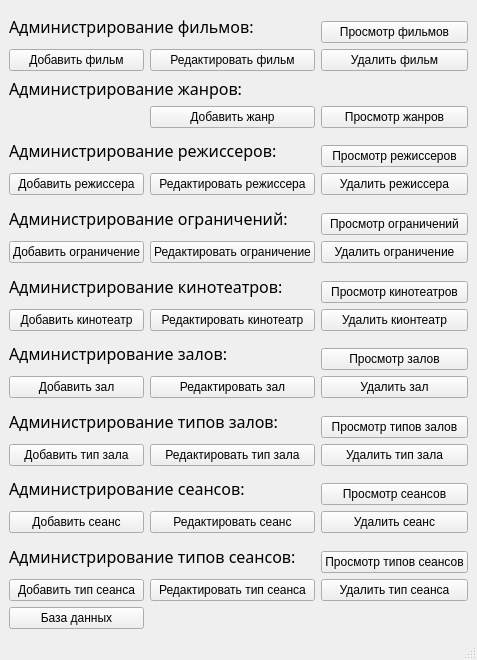
This is db_cinema_project/ui/main.ui in goo-goo-goo-joob/hse_db_course as Qt 5 draws it before an edit. The edited form follows.
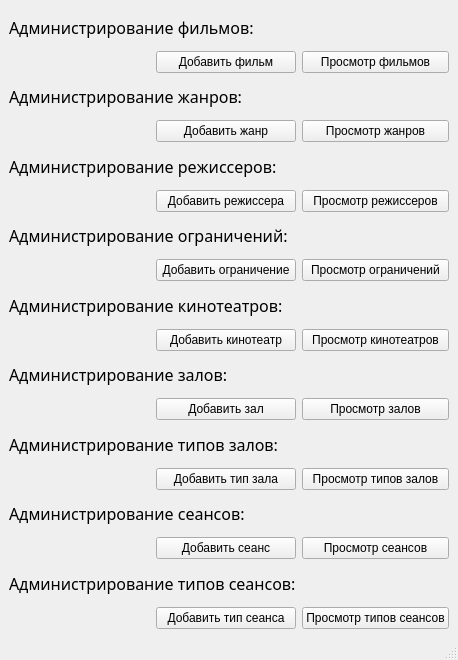
This is the edited form.

The edit to the form file:
```diff
--- a/db_cinema_project/ui/main.ui
+++ b/db_cinema_project/ui/main.ui
@@ -15,55 +15,6 @@
   </property>
   <widget class="QWidget" name="centralwidget">
    <layout class="QGridLayout" name="gridLayout">
-    <item row="25" column="0">
-     <widget class="QPushButton" name="pushButton_26">
-      <property name="text">
-       <string>Добавить тип зала</string>
-      </property>
-     </widget>
-    </item>
-    <item row="14" column="2">
-     <widget class="QPushButton" name="pushButton_17">
-      <property name="text">
-       <string>Просмотр ограничений</string>
-      </property>
-     </widget>
-    </item>
-    <item row="18" column="0">
-     <widget class="QPushButton" name="pushButton_19">
-      <property name="text">
-       <string>Добавить кинотеатр</string>
-      </property>
-     </widget>
-    </item>
-    <item row="15" column="1">
-     <widget class="QPushButton" name="pushButton_12">
-      <property name="text">
-       <string>Редактировать ограничение</string>
-      </property>
-     </widget>
-    </item>
-    <item row="18" column="1">
-     <widget class="QPushButton" name="pushButton_20">
-      <property name="text">
-       <string>Редактировать кинотеатр</string>
-      </property>
-     </widget>
-    </item>
-    <item row="27" column="2">
-     <widget class="QPushButton" name="pushButton_32">
-      <property name="text">
-       <string>Просмотр сеансов</string>
-      </property>
-     </widget>
-    </item>
-    <item row="18" column="2">
-     <widget class="QPushButton" name="pushButton_21">
-      <property name="text">
-       <string>Удалить кионтеатр</string>
-      </property>
-     </widget>
-    </item>
     <item row="29" column="0" rowspan="2" colspan="2">
      <widget class="QLabel" name="label_9">
       <property name="font">
@@ -77,210 +28,10 @@
       </property>
      </widget>
     </item>
-    <item row="13" column="0" rowspan="2" colspan="2">
-     <widget class="QLabel" name="label_4">
-      <property name="font">
-       <font>
-        <family>Candara</family>
-        <pointsize>12</pointsize>
-       </font>
-      </property>
-      <property name="text">
-       <string>Администрирование ограничений:</string>
-      </property>
-      <property name="alignment">
-       <set>Qt::AlignLeading|Qt::AlignLeft|Qt::AlignVCenter</set>
-      </property>
-     </widget>
-    </item>
-    <item row="17" column="2">
-     <widget class="QPushButton" name="pushButton_18">
-      <property name="text">
-       <string>Просмотр кинотеатров</string>
-      </property>
-     </widget>
-    </item>
-    <item row="12" column="0">
-     <widget class="QPushButton" name="pushButton_8">
-      <property name="text">
-       <string>Добавить режиссера</string>
-      </property>
-     </widget>
-    </item>
-    <item row="21" column="2">
-     <widget class="QPushButton" name="pushButton_25">
-      <property name="text">
-       <string>Просмотр залов</string>
-      </property>
-     </widget>
-    </item>
-    <item row="25" column="1">
-     <widget class="QPushButton" name="pushButton_27">
-      <property name="text">
-       <string>Редактировать тип зала</string>
-      </property>
-     </widget>
-    </item>
-    <item row="28" column="0">
-     <widget class="QPushButton" name="pushButton_29">
-      <property name="text">
-       <string>Добавить сеанс</string>
-      </property>
-     </widget>
-    </item>
-    <item row="30" column="2">
-     <widget class="QPushButton" name="pushButton_36">
-      <property name="text">
-       <string>Просмотр типов сеансов</string>
-      </property>
-     </widget>
-    </item>
-    <item row="1" column="2">
-     <widget class="QPushButton" name="pushButton_14">
-      <property name="text">
-       <string>Просмотр фильмов</string>
-      </property>
-     </widget>
-    </item>
-    <item row="12" column="1">
-     <widget class="QPushButton" name="pushButton_9">
-      <property name="text">
-       <string>Редактировать режиссера</string>
-      </property>
-     </widget>
-    </item>
-    <item row="24" column="2">
-     <widget class="QPushButton" name="pushButton_37">
-      <property name="text">
-       <string>Просмотр типов залов</string>
-      </property>
-     </widget>
-    </item>
-    <item row="23" column="0" rowspan="2" colspan="2">
-     <widget class="QLabel" name="label_7">
-      <property name="font">
-       <font>
-        <family>Candara</family>
-        <pointsize>12</pointsize>
-       </font>
-      </property>
-      <property name="text">
-       <string>Администрирование типов залов:</string>
-      </property>
-     </widget>
-    </item>
-    <item row="16" column="0" rowspan="2" colspan="2">
-     <widget class="QLabel" name="label_5">
-      <property name="font">
-       <font>
-        <family>Candara</family>
-        <pointsize>12</pointsize>
-       </font>
-      </property>
-      <property name="text">
-       <string>Администрирование кинотеатров:</string>
-      </property>
-     </widget>
-    </item>
-    <item row="25" column="2">
-     <widget class="QPushButton" name="pushButton_28">
-      <property name="text">
-       <string>Удалить тип зала</string>
-      </property>
-     </widget>
-    </item>
-    <item row="5" column="0" rowspan="2" colspan="2">
-     <widget class="QLabel" name="label_2">
-      <property name="font">
-       <font>
-        <family>Candara</family>
-        <pointsize>12</pointsize>
-       </font>
-      </property>
-      <property name="text">
-       <string>Администрирование жанров:</string>
-      </property>
-      <property name="alignment">
-       <set>Qt::AlignLeading|Qt::AlignLeft|Qt::AlignVCenter</set>
-      </property>
-     </widget>
-    </item>
-    <item row="10" column="2">
-     <widget class="QPushButton" name="pushButton_16">
-      <property name="text">
-       <string>Просмотр режиссеров</string>
-      </property>
-     </widget>
-    </item>
-    <item row="4" column="0">
-     <widget class="QPushButton" name="add_film_btn">
-      <property name="text">
-       <string>Добавить фильм</string>
-      </property>
-     </widget>
-    </item>
-    <item row="4" column="2">
-     <widget class="QPushButton" name="pushButton_4">
-      <property name="text">
-       <string>Удалить фильм</string>
-      </property>
-     </widget>
-    </item>
-    <item row="0" column="0" rowspan="2" colspan="2">
-     <widget class="QLabel" name="label">
-      <property name="font">
-       <font>
-        <family>Candara</family>
-        <pointsize>12</pointsize>
-       </font>
-      </property>
-      <property name="text">
-       <string>Администрирование фильмов:</string>
-      </property>
-      <property name="alignment">
-       <set>Qt::AlignLeading|Qt::AlignLeft|Qt::AlignVCenter</set>
-      </property>
-     </widget>
-    </item>
-    <item row="15" column="0">
-     <widget class="QPushButton" name="pushButton_11">
-      <property name="text">
-       <string>Добавить ограничение</string>
-      </property>
-     </widget>
-    </item>
-    <item row="32" column="0">
-     <widget class="QPushButton" name="pushButton">
-      <property name="text">
-       <string>База данных</string>
-      </property>
-     </widget>
-    </item>
-    <item row="31" column="1">
-     <widget class="QPushButton" name="pushButton_34">
-      <property name="text">
-       <string>Редактировать тип сеанса</string>
-      </property>
-     </widget>
-    </item>
-    <item row="31" column="2">
-     <widget class="QPushButton" name="pushButton_35">
-      <property name="text">
-       <string>Удалить тип сеанса</string>
-      </property>
-     </widget>
-    </item>
     <item row="22" column="1">
      <widget class="QPushButton" name="pushButton_23">
       <property name="text">
-       <string>Редактировать зал</string>
-      </property>
-     </widget>
-    </item>
-    <item row="15" column="2">
-     <widget class="QPushButton" name="pushButton_13">
-      <property name="text">
-       <string>Удалить ограничение</string>
+       <string>Добавить зал</string>
       </property>
      </widget>
     </item>
@@ -300,6 +51,54 @@
       </property>
      </widget>
     </item>
+    <item row="16" column="0" rowspan="2" colspan="2">
+     <widget class="QLabel" name="label_5">
+      <property name="font">
+       <font>
+        <family>Candara</family>
+        <pointsize>12</pointsize>
+       </font>
+      </property>
+      <property name="text">
+       <string>Администрирование кинотеатров:</string>
+      </property>
+     </widget>
+    </item>
+    <item row="18" column="2">
+     <widget class="QPushButton" name="open_cinema_btn">
+      <property name="text">
+       <string>Просмотр кинотеатров</string>
+      </property>
+     </widget>
+    </item>
+    <item row="32" column="2">
+     <widget class="QPushButton" name="open_typesess_btn">
+      <property name="text">
+       <string>Просмотр типов сеансов</string>
+      </property>
+     </widget>
+    </item>
+    <item row="28" column="2">
+     <widget class="QPushButton" name="pushButton_32">
+      <property name="text">
+       <string>Просмотр сеансов</string>
+      </property>
+     </widget>
+    </item>
+    <item row="25" column="1">
+     <widget class="QPushButton" name="add_typehall_btn">
+      <property name="text">
+       <string>Добавить тип зала</string>
+      </property>
+     </widget>
+    </item>
+    <item row="8" column="2">
+     <widget class="QPushButton" name="open_genre_btn">
+      <property name="text">
+       <string>Просмотр жанров</string>
+      </property>
+     </widget>
+    </item>
     <item row="20" column="0" rowspan="2" colspan="2">
      <widget class="QLabel" name="label_6">
       <property name="font">
@@ -313,24 +112,37 @@
       </property>
      </widget>
     </item>
-    <item row="28" column="2">
-     <widget class="QPushButton" name="pushButton_31">
+    <item row="23" column="0" rowspan="2" colspan="2">
+     <widget class="QLabel" name="label_7">
+      <property name="font">
+       <font>
+        <family>Candara</family>
+        <pointsize>12</pointsize>
+       </font>
+      </property>
       <property name="text">
-       <string>Удалить сеанс</string>
+       <string>Администрирование типов залов:</string>
       </property>
      </widget>
     </item>
     <item row="4" column="1">
-     <widget class="QPushButton" name="pushButton_3">
+     <widget class="QPushButton" name="add_film_btn">
       <property name="text">
-       <string>Редактировать фильм</string>
+       <string>Добавить фильм</string>
       </property>
      </widget>
     </item>
-    <item row="12" column="2">
-     <widget class="QPushButton" name="pushButton_10">
+    <item row="22" column="2">
+     <widget class="QPushButton" name="open_hall_btn">
       <property name="text">
-       <string>Удалить режиссера</string>
+       <string>Просмотр залов</string>
+      </property>
+     </widget>
+    </item>
+    <item row="15" column="2">
+     <widget class="QPushButton" name="open_restrict_btn">
+      <property name="text">
+       <string>Просмотр ограничений</string>
       </property>
      </widget>
     </item>
@@ -347,38 +159,104 @@
       </property>
      </widget>
     </item>
-    <item row="22" column="2">
-     <widget class="QPushButton" name="pushButton_24">
-      <property name="text">
-       <string>Удалить зал</string>
+    <item row="0" column="0" rowspan="2" colspan="2">
+     <widget class="QLabel" name="label">
+      <property name="font">
+       <font>
+        <family>Candara</family>
+        <pointsize>12</pointsize>
+       </font>
       </property>
-     </widget>
-    </item>
-    <item row="22" column="0">
-     <widget class="QPushButton" name="pushButton_22">
       <property name="text">
-       <string>Добавить зал</string>
+       <string>Администрирование фильмов:</string>
       </property>
      </widget>
     </item>
-    <item row="28" column="1">
-     <widget class="QPushButton" name="pushButton_30">
+    <item row="4" column="2">
+     <widget class="QPushButton" name="open_film_btn">
       <property name="text">
-       <string>Редактировать сеанс</string>
+       <string>Просмотр фильмов</string>
       </property>
      </widget>
     </item>
-    <item row="31" column="0">
-     <widget class="QPushButton" name="pushButton_33">
+    <item row="32" column="1">
+     <widget class="QPushButton" name="add_typesess_btn">
       <property name="text">
        <string>Добавить тип сеанса</string>
       </property>
      </widget>
     </item>
-    <item row="8" column="2">
-     <widget class="QPushButton" name="open_genre_btn">
+    <item row="28" column="1">
+     <widget class="QPushButton" name="add_session_btn">
       <property name="text">
-       <string>Просмотр жанров</string>
+       <string>Добавить сеанс</string>
+      </property>
+     </widget>
+    </item>
+    <item row="12" column="1">
+     <widget class="QPushButton" name="add_producer_btn">
+      <property name="text">
+       <string>Добавить режиссера</string>
+      </property>
+     </widget>
+    </item>
+    <item row="18" column="1">
+     <widget class="QPushButton" name="add_cinema_btn">
+      <property name="text">
+       <string>Добавить кинотеатр</string>
+      </property>
+     </widget>
+    </item>
+    <item row="5" column="0" rowspan="2" colspan="2">
+     <widget class="QLabel" name="label_2">
+      <property name="font">
+       <font>
+        <family>Candara</family>
+        <pointsize>12</pointsize>
+       </font>
+      </property>
+      <property name="text">
+       <string>Администрирование жанров:</string>
+      </property>
+      <property name="alignment">
+       <set>Qt::AlignLeading|Qt::AlignLeft|Qt::AlignVCenter</set>
+      </property>
+     </widget>
+    </item>
+    <item row="25" column="2">
+     <widget class="QPushButton" name="open_typehall_btn">
+      <property name="text">
+       <string>Просмотр типов залов</string>
+      </property>
+     </widget>
+    </item>
+    <item row="15" column="1">
+     <widget class="QPushButton" name="add_restrict_btn">
+      <property name="text">
+       <string>Добавить ограничение</string>
+      </property>
+     </widget>
+    </item>
+    <item row="13" column="0" rowspan="2" colspan="2">
+     <widget class="QLabel" name="label_4">
+      <property name="font">
+       <font>
+        <family>Candara</family>
+        <pointsize>12</pointsize>
+       </font>
+      </property>
+      <property name="text">
+       <string>Администрирование ограничений:</string>
+      </property>
+      <property name="alignment">
+       <set>Qt::AlignLeading|Qt::AlignLeft|Qt::AlignVCenter</set>
+      </property>
+     </widget>
+    </item>
+    <item row="12" column="2">
+     <widget class="QPushButton" name="open_producer_btn">
+      <property name="text">
+       <string>Просмотр режиссеров</string>
       </property>
      </widget>
     </item>
```
Left out of the diff: 5 changed lines with no effect on the pictures.
